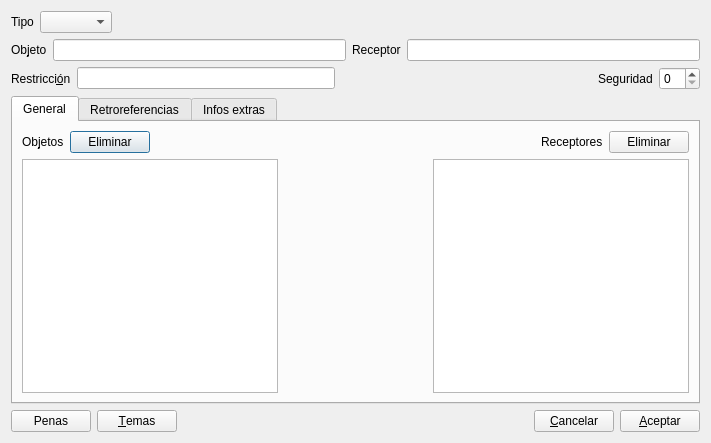
Before: the Qt Designer form gui/dlgordenanzaentrada.ui in rogorido/qtpredicadores, drawn with Qt 5.
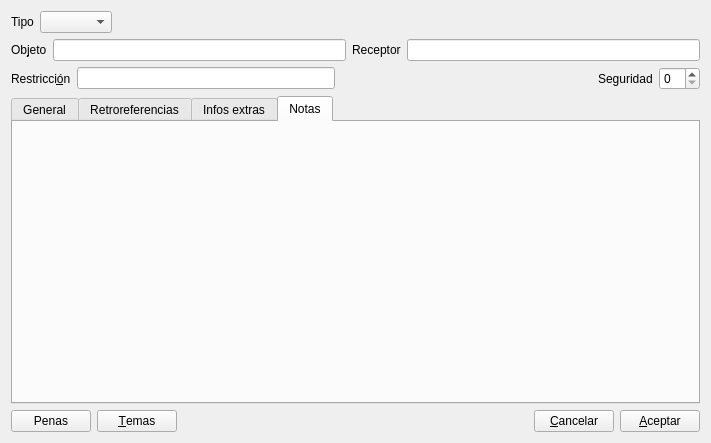
After: the same form once the commit is applied. Custom widgets are drawn as their Qt base class.

Commit message: Haciendo uso de la clase Notas en otras clases

```diff
--- a/gui/dlgordenanzaentrada.ui
+++ b/gui/dlgordenanzaentrada.ui
@@ -114,7 +114,7 @@
    <item>
     <widget class="QTabWidget" name="tabWidget_2">
      <property name="currentIndex">
-      <number>0</number>
+      <number>3</number>
      </property>
      <widget class="QWidget" name="tab_3">
       <attribute name="title">
@@ -308,6 +308,21 @@
        </property>
       </widget>
      </widget>
+     <widget class="QWidget" name="tab_2">
+      <attribute name="title">
+       <string>Notas</string>
+      </attribute>
+      <widget class="WidgetNotas" name="wdNotas" native="true">
+       <property name="geometry">
+        <rect>
+         <x>10</x>
+         <y>10</y>
+         <width>441</width>
+         <height>211</height>
+        </rect>
+       </property>
+      </widget>
+     </widget>
     </widget>
    </item>
    <item>
@@ -364,6 +379,12 @@
    <header>widgets/widgetextrainfos.h</header>
    <container>1</container>
   </customwidget>
+  <customwidget>
+   <class>WidgetNotas</class>
+   <extends>QWidget</extends>
+   <header>widgets/widgetnotas.h</header>
+   <container>1</container>
+  </customwidget>
  </customwidgets>
  <resources/>
  <connections/>
```
The commit also changes 4 other files.
